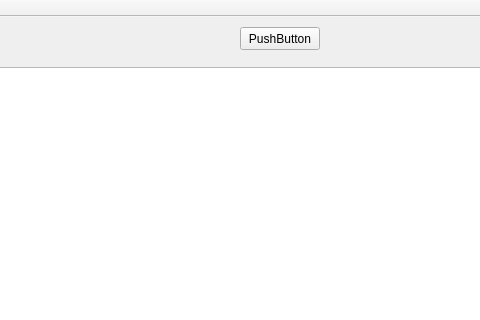
This is mainwindow.ui in nasserGanjali/baslerCamera as Qt 5 draws it before an edit; both pictures show x 120 to 600 and y 0 to 320 of the 856 by 716 pixel window. The edited form follows.
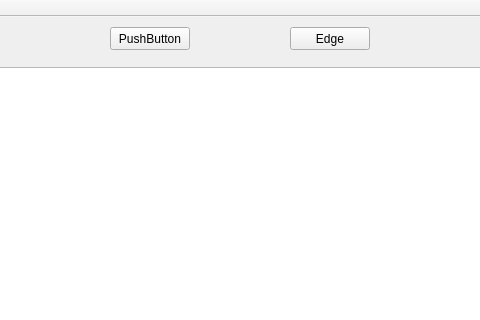
This is the edited form.

What changed in the file:
```diff
--- a/mainwindow.ui
+++ b/mainwindow.ui
@@ -17,7 +17,7 @@
    <widget class="QPushButton" name="pushButton">
     <property name="geometry">
      <rect>
-      <x>360</x>
+      <x>230</x>
       <y>10</y>
       <width>80</width>
       <height>23</height>
@@ -37,6 +37,19 @@
      </rect>
     </property>
    </widget>
+   <widget class="QPushButton" name="pushButton_2">
+    <property name="geometry">
+     <rect>
+      <x>410</x>
+      <y>10</y>
+      <width>80</width>
+      <height>23</height>
+     </rect>
+    </property>
+    <property name="text">
+     <string>Edge</string>
+    </property>
+   </widget>
   </widget>
   <widget class="QMenuBar" name="menuBar">
    <property name="geometry">
```
